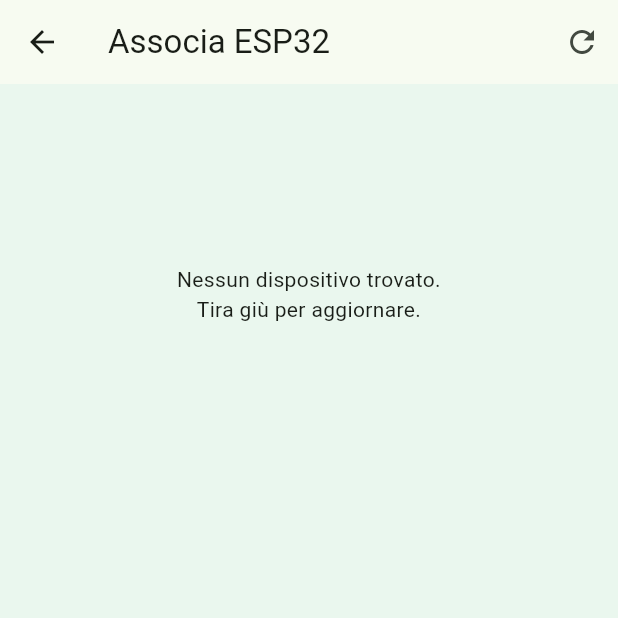
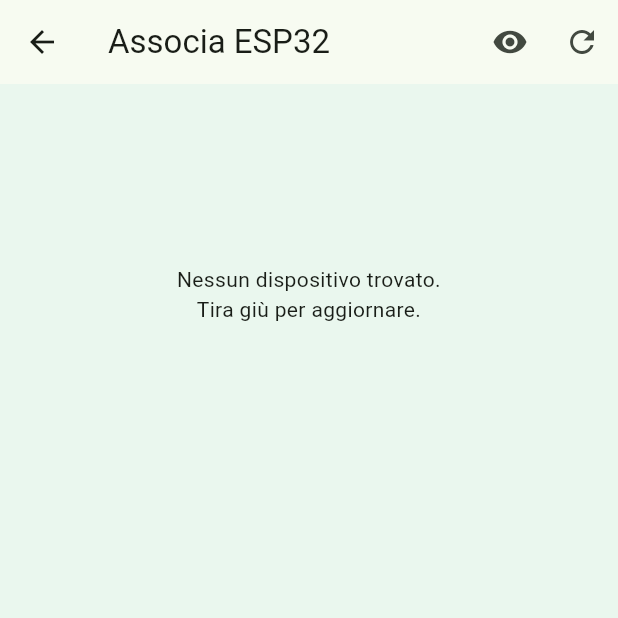
Before and after one commit to fabionsky20/iot-plant-monitor-app, a Flutter app: the ScanPage screen opened directly, on a phone screen of 412 x 824 dp, the top half of it. Run offline on Flutter 3.47's test engine with Material 3 defaults, Android fonts, the phone set to English and light mode, and no system bars; our stand-ins replace flutter_blue_plus, get, permission_handler, shared_preferences; accounts and stored records are empty.

Commit message:
modifica ordine lista scan

```diff
--- a/lib/pages/scan_page.dart
+++ b/lib/pages/scan_page.dart
@@ -14,8 +14,11 @@
 
 class _ScanPageState extends State<ScanPage> {
   late final ProvisionController controller;
+
   bool _isConnecting = false;
 
+  // ✅ di default nascondiamo i device senza nome
+  bool _showUnknownDevices = false;
 
   @override
   void initState() {
@@ -24,6 +27,8 @@
     controller.startScan();
   }
 
+  bool _hasName(ScanResult r) => r.device.platformName.trim().isNotEmpty;
+
   @override
   Widget build(BuildContext context) {
     return Scaffold(
@@ -31,6 +36,14 @@
       appBar: AppBar(
         title: const Text('Associa ESP32'),
         actions: [
+          // ✅ toggle "occhio" per mostrare/nascondere sconosciuti
+          IconButton(
+            tooltip: _showUnknownDevices ? 'Nascondi sconosciuti' : 'Mostra sconosciuti',
+            icon: Icon(_showUnknownDevices ? Icons.visibility_off : Icons.visibility),
+            onPressed: () {
+              setState(() => _showUnknownDevices = !_showUnknownDevices);
+            },
+          ),
           IconButton(
             tooltip: 'Riscansiona',
             onPressed: controller.startScan,
@@ -49,35 +62,75 @@
               return ListView(
                 children: const [
                   SizedBox(height: 120),
-                  Center(child: Text('Nessun dispositivo trovato.\nTira giù per aggiornare.', textAlign: TextAlign.center)),
+                  Center(
+                    child: Text(
+                      'Nessun dispositivo trovato.\nTira giù per aggiornare.',
+                      textAlign: TextAlign.center,
+                    ),
+                  ),
                 ],
               );
             }
 
+            // 1) dedup per remoteId
             final unique = <String, ScanResult>{};
             for (final r in results) {
               unique[r.device.remoteId.str] = r;
             }
-            final list = unique.values.toList()
-              ..sort((a, b) => b.rssi.compareTo(a.rssi)); // più vicino sopra
 
-            final filtered = list.where((r) => r.rssi > -85).toList();
+            // 2) filtro distanza (RSSI)
+            final list = unique.values.where((r) => r.rssi > -85).toList();
+
+            // 3) separa known / unknown
+            final known = <ScanResult>[];
+            final unknown = <ScanResult>[];
+
+            for (final r in list) {
+              if (_hasName(r)) {
+                known.add(r);
+              } else {
+                unknown.add(r);
+              }
+            }
+
+            // 4) ordina per RSSI discendente
+            known.sort((a, b) => b.rssi.compareTo(a.rssi));
+            unknown.sort((a, b) => b.rssi.compareTo(a.rssi));
+
+            // 5) se _showUnknownDevices = false, mostra solo known
+            final displayList = _showUnknownDevices ? [...known, ...unknown] : known;
+
+            if (displayList.isEmpty) {
+              return ListView(
+                children: [
+                  const SizedBox(height: 120),
+                  Center(
+                    child: Text(
+                      _showUnknownDevices
+                          ? 'Nessun dispositivo con RSSI > -85'
+                          : 'Nessun dispositivo con nome trovato.\nPremi 👁 per mostrare anche gli sconosciuti.',
+                      textAlign: TextAlign.center,
+                    ),
+                  ),
+                ],
+              );
+            }
 
             return ListView.separated(
               padding: const EdgeInsets.all(12),
-              itemCount: filtered.length,
+              itemCount: displayList.length,
               separatorBuilder: (_, __) => const SizedBox(height: 10),
               itemBuilder: (context, i) {
-                final r = filtered[i];
-                final name = r.device.platformName.isNotEmpty
-                    ? r.device.platformName
-                    : 'Dispositivo sconosciuto';
+                final r = displayList[i];
 
+                final hasName = _hasName(r);
+                final name = hasName ? r.device.platformName : 'Dispositivo sconosciuto';
 
                 return Card(
                   child: ListTile(
                     title: Text(name, style: const TextStyle(fontWeight: FontWeight.w600)),
                     subtitle: Text(r.device.remoteId.str),
+                    leading: Icon(hasName ? Icons.memory : Icons.bluetooth_searching),
                     trailing: Container(
                       padding: const EdgeInsets.symmetric(horizontal: 10, vertical: 6),
                       decoration: BoxDecoration(
@@ -91,7 +144,6 @@
                         : () async {
                       setState(() => _isConnecting = true);
 
-                      // Dialog loading
                       showDialog(
                         context: context,
                         barrierDismissible: false,
@@ -108,7 +160,6 @@
 
                       await controller.connectTo(r);
 
-                      // chiudi dialog
                       if (mounted) Navigator.pop(context);
 
                       setState(() => _isConnecting = false);
```
